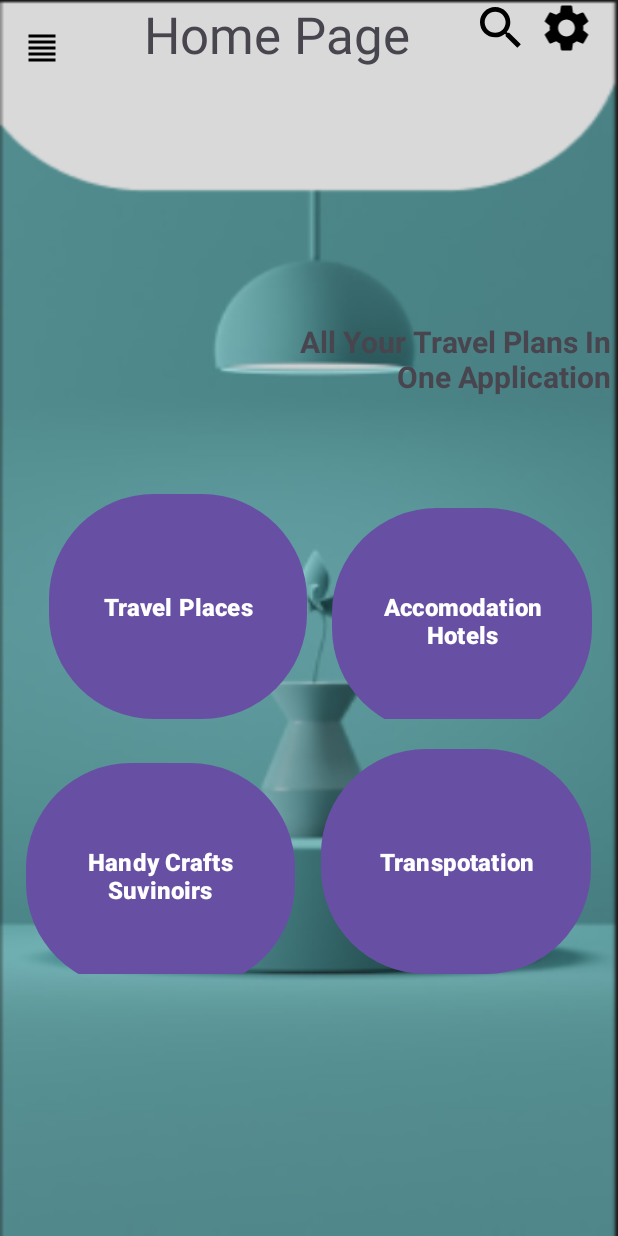
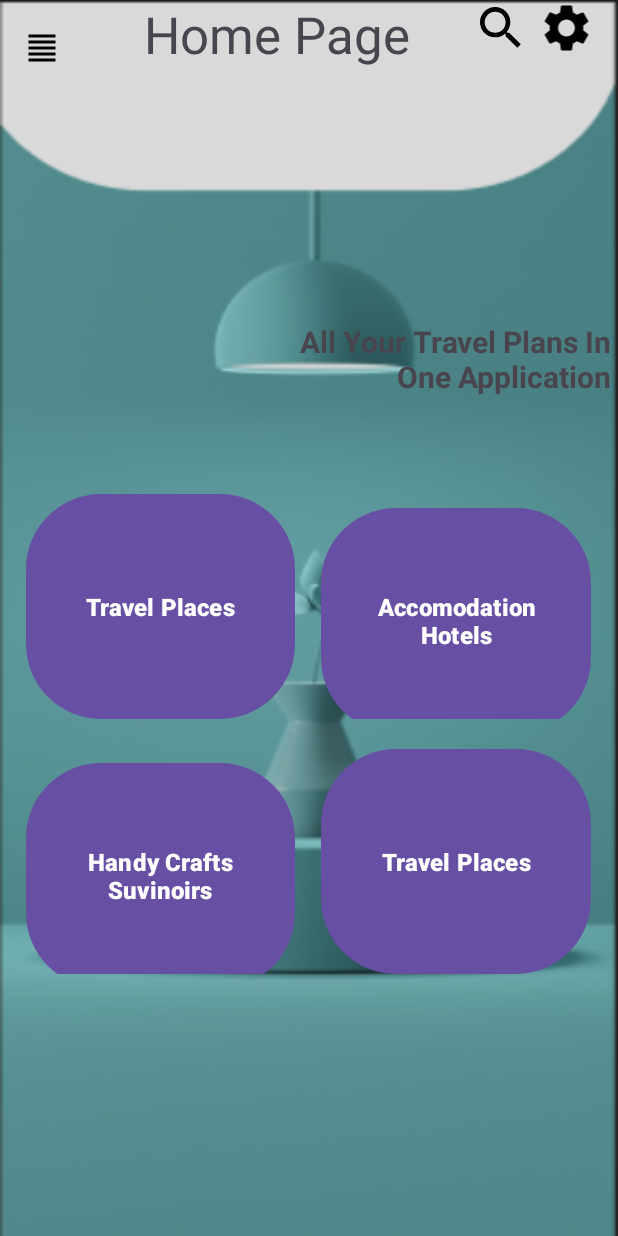
Before and after one commit to ousl-group-Interceptor/mCamp, an Android app: the layout activity_home.xml on its own in the app's theme, with its tools: preview values and no code run, on a phone screen of 412 x 824 dp. Run offline under Robolectric (Android 15) with nearby library versions, the phone set to English and light mode, and no system bars.

Commit message:
home screen

```diff
--- a/app/src/main/res/drawable/round_style_home_button.xml
+++ b/app/src/main/res/drawable/round_style_home_button.xml
@@ -1,7 +1,7 @@
 <?xml version="1.0" encoding="utf-8"?>
 <shape xmlns:android="http://schemas.android.com/apk/res/android">
 
-    <solid android:color="@color/white"/>
-    <corners android:radius="70dp"/>
+
+    <corners android:radius="50dp"/>
 
 </shape>
--- a/app/src/main/res/layout/activity_home.xml
+++ b/app/src/main/res/layout/activity_home.xml
@@ -6,7 +6,7 @@
     android:layout_width="match_parent"
     android:layout_height="match_parent"
     android:fitsSystemWindows="true"
-    tools:context=".home"
+    tools:context=".ActivityHome"
     tools:openDrawer="start">
 
 
@@ -16,7 +16,8 @@
         android:layout_height="match_parent"
         android:layout_gravity="start"
         app:headerLayout="@layout/header"
-        app:menu="@menu/menu_menu" >
+        app:menu="@menu/menu_menu"
+        >
 
     </com.google.android.material.navigation.NavigationView>
 
@@ -92,7 +93,7 @@
                         android:layout_height="wrap_content">
 
                         <View
-                            android:layout_width="16dp"
+                            android:layout_width="0dp"
                             android:layout_height="7dp"
                             android:layout_weight="1" />
 
@@ -105,6 +106,7 @@
                             android:text="Travel Places"
                             android:textColorLink="@color/material_dynamic_neutral20"
                             android:textSize="16sp"
+                            android:backgroundTint="#dfd2d2"
                             android:textStyle="bold">
 
                         </Button>
@@ -112,7 +114,7 @@
 
                         <View
                             android:layout_width="0dp"
-                            android:layout_height="5dp"
+                            android:layout_height="100dp"
                             android:layout_weight="1" />
 
                         <Button
@@ -121,7 +123,8 @@
                             android:layout_height="150dp"
                             android:layout_weight="10"
                             android:background="@drawable/round_style_home_button"
-                            android:text="Accomodation  Hotels"
+                            android:text="Accomodation Hotels"
+                            android:textColorLink="@color/material_dynamic_neutral20"
                             android:textSize="16sp"
                             android:textStyle="bold">
 
@@ -129,7 +132,7 @@
 
                         <View
                             android:layout_width="0dp"
-                            android:layout_height="5dp"
+                            android:layout_height="20dp"
                             android:layout_weight="1" />
 
                     </LinearLayout>
@@ -141,7 +144,7 @@
 
                         <View
                             android:layout_width="0dp"
-                            android:layout_height="5dp"
+                            android:layout_height="100dp"
                             android:layout_weight="1" />
 
                         <Button
@@ -151,14 +154,16 @@
                             android:layout_weight="10"
                             android:background="@drawable/round_style_home_button"
                             android:text="Handy Crafts Suvinoirs"
+                            android:textColorLink="@color/material_dynamic_neutral20"
                             android:textSize="16sp"
                             android:textStyle="bold">
 
                         </Button>
 
+
                         <View
                             android:layout_width="0dp"
-                            android:layout_height="5dp"
+                            android:layout_height="7dp"
                             android:layout_weight="1" />
 
                         <Button
@@ -167,7 +172,8 @@
                             android:layout_height="150dp"
                             android:layout_weight="10"
                             android:background="@drawable/round_style_home_button"
-                            android:text="Transpotation"
+                            android:text="Travel Places"
+                            android:textColorLink="@color/material_dynamic_neutral20"
                             android:textSize="16sp"
                             android:textStyle="bold">
 
@@ -175,7 +181,7 @@
 
                         <View
                             android:layout_width="0dp"
-                            android:layout_height="5dp"
+                            android:layout_height="7dp"
                             android:layout_weight="1" />
 
                     </LinearLayout>
--- a/app/src/main/res/menu/menu_menu.xml
+++ b/app/src/main/res/menu/menu_menu.xml
@@ -12,19 +12,35 @@
             android:icon="@drawable/home"/>
 
         <item
-            android:id="@+id/nav_start_task"
-            android:title="Start here"
-            android:icon="@drawable/baseline_star_24"/>
+            android:id="@+id/nav_notification"
+            android:title="Notification"
+            android:icon="@drawable/baseline_notifications_24"/>
+
+        <item
+            android:id="@+id/nav_faq"
+            android:title="FAQ"
+            android:icon="@drawable/baseline_question_mark_24"/>
+
+        <item
+            android:id="@+id/nav_setting"
+            android:title="Setting"
+            android:icon="@drawable/settings"/>
 
         <item
             android:id="@+id/nav_feedback"
             android:title="Feedback"
-            android:icon="@drawable/baseline_add_comment_24"/>
+            android:icon="@drawable/baseline_feedback_24"/>
 
         <item
-            android:id="@+id/nav_faq"
-            android:title="FAQ"
-            android:icon="@drawable/question"/>
+            android:id="@+id/nav_reviews"
+            android:title="Reviews"
+            android:icon="@drawable/baseline_reviews_24"/>
+
+        <item
+            android:id="@+id/nav_add_account"
+            android:title="ADD_Account"
+            android:icon="@drawable/baseline_add_24"/>
+
 
 
     </group>
@@ -36,15 +52,11 @@
 
         <menu>
             <group android:checkableBehavior="single">
-                <item
-                    android:id="@+id/nav_login"
-                    android:title="Login"
-                    android:icon="@drawable/login"/>
 
                 <item
                     android:id="@+id/nav_profile"
                     android:title="profile"
-                    android:icon="@drawable/baseline_person_24"/>
+                    android:icon="@drawable/person"/>
 
                 <item
                     android:id="@+id/nav_logout"
```
Also changed, not shown: app/src/main/java/com/interceptor/mcamp/ActivityHome.java (+98 -2 lines), app/src/main/res/layout/header.xml (+8 -8 lines).
